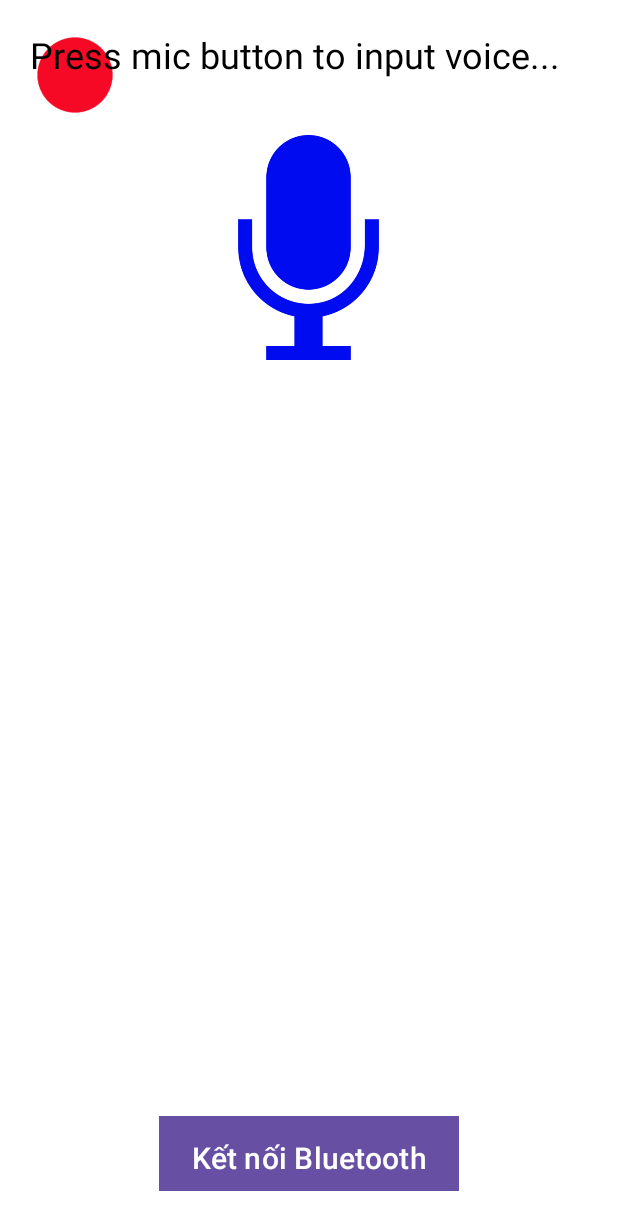
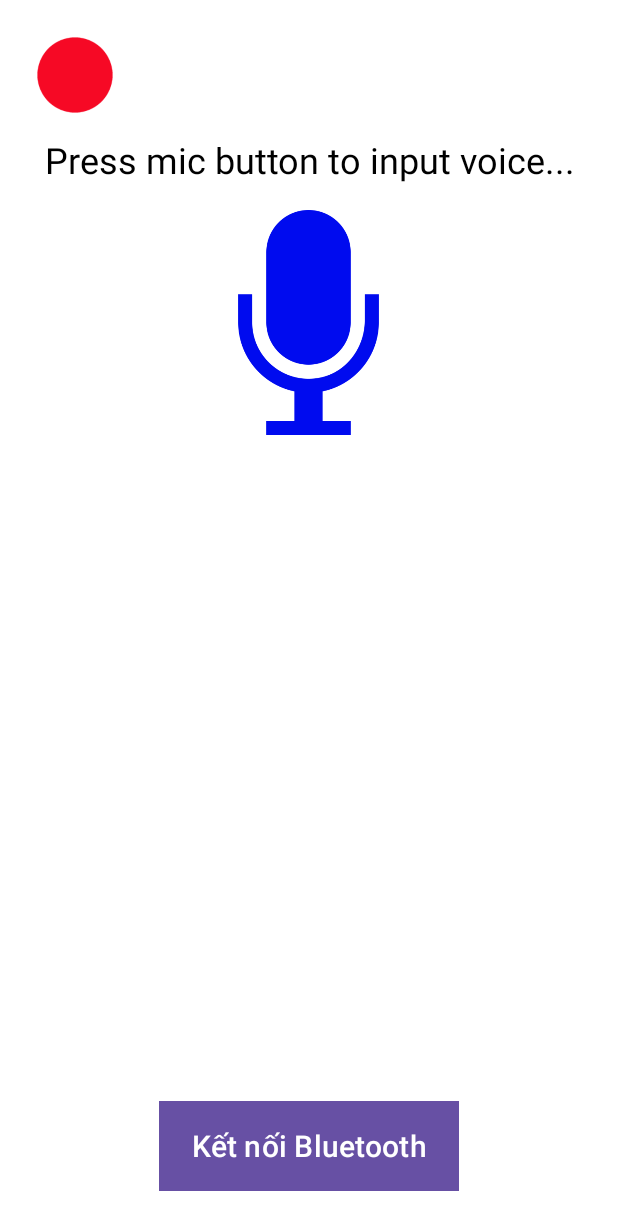
Before and after one commit to thanhtuan0310/dkxe-speech, an Android app: the screen it shows after launch (MainActivity), on a phone screen of 412 x 824 dp. Shown: the top 1230 px of the screen. Run offline under Robolectric (Android 15) with nearby library versions, the phone set to English and light mode, and no system bars.

Commit message:
change design

```diff
--- a/app/src/main/res/layout/activity_main.xml
+++ b/app/src/main/res/layout/activity_main.xml
@@ -28,6 +28,8 @@
         android:text="Press mic button to input voice..."
         android:textSize="24sp"
         android:textColor="#000"
+        android:gravity="center"
+        android:layout_below="@+id/imgStatus"
         app:layout_constraintBottom_toBottomOf="parent"
         app:layout_constraintEnd_toEndOf="parent"
         app:layout_constraintStart_toStartOf="parent"
@@ -41,7 +43,7 @@
         android:src="@drawable/ic_mic"
         android:scaleType="fitCenter"
         android:layout_centerHorizontal="true"
-        android:layout_marginTop="70dp"/>
+        android:layout_marginTop="120dp"/>
 
     <ListView
         android:id="@+id/lvDevice"
@@ -66,6 +68,6 @@
         android:background="#F44336"
         android:padding="10dp"
         android:layout_width="200dp"
-        android:layout_height="50dp" />
+        android:layout_height="60dp" />
 
 </RelativeLayout>
```
